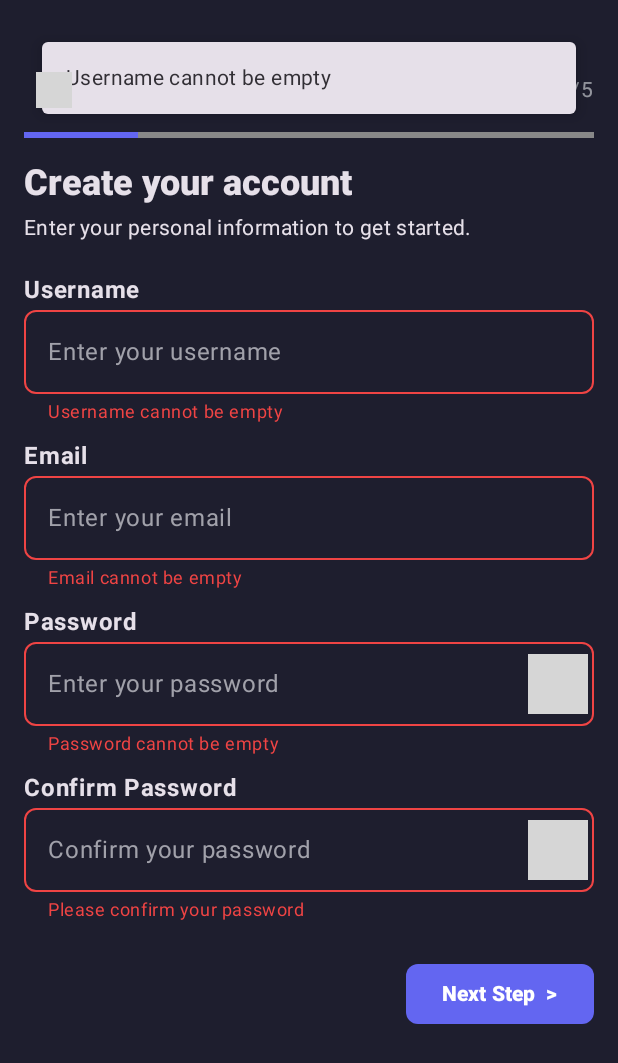
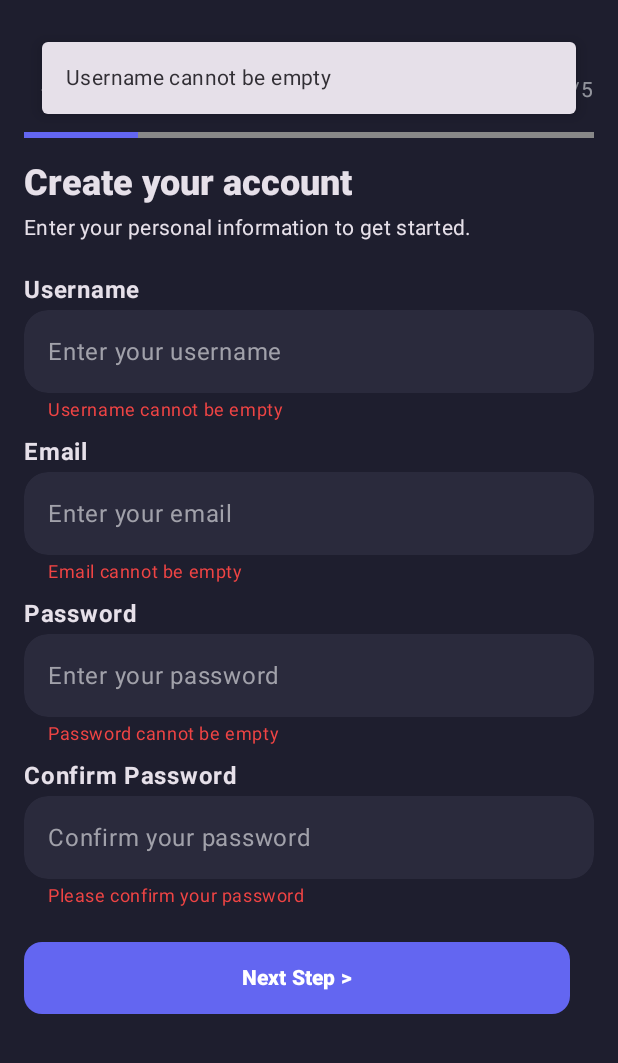
Before and after one commit to doanhoaian/shhh-confession-university-app, an Android app built with Jetpack Compose: the composable RegisterStep1Screen shown on its own in the app's theme, after a tap on "Next Step >", on a phone screen of 412 x 824 dp. Shown: the top 1063 px of the screen. Run offline under Robolectric (Android 15) with nearby library versions, the phone set to English and light mode, and no system bars; grey boxes are pictures that could not be loaded.

Commit message:
feat: hoàn chỉnh màn hình đăng kí

```diff
--- a/app/src/main/java/vn/dihaver/tech/shhh/confession/feature/auth/ui/RegisterStep1.kt
+++ b/app/src/main/java/vn/dihaver/tech/shhh/confession/feature/auth/ui/RegisterStep1.kt
@@ -1,47 +1,23 @@
-
 package vn.dihaver.tech.shhh.confession.feature.auth.ui
 
 import androidx.compose.animation.core.Animatable
 import androidx.compose.animation.core.tween
 import androidx.compose.foundation.Canvas
 import androidx.compose.foundation.background
-import androidx.compose.foundation.layout.Arrangement
-import androidx.compose.foundation.layout.Column
-import androidx.compose.foundation.layout.Row
-import androidx.compose.foundation.layout.Spacer
-import androidx.compose.foundation.layout.fillMaxSize
-import androidx.compose.foundation.layout.fillMaxWidth
-import androidx.compose.foundation.layout.height
-import androidx.compose.foundation.layout.padding
-import androidx.compose.foundation.layout.size
-import androidx.compose.foundation.shape.RoundedCornerShape
-import androidx.compose.material3.Button
-import androidx.compose.material3.CircularProgressIndicator
-import androidx.compose.material3.Icon
-import androidx.compose.material3.IconButton
-import androidx.compose.material3.MaterialTheme
-import androidx.compose.material3.OutlinedTextField
-import androidx.compose.material3.SnackbarHost
-import androidx.compose.material3.SnackbarHostState
-import androidx.compose.material3.Text
-import androidx.compose.runtime.Composable
-import androidx.compose.runtime.LaunchedEffect
-import androidx.compose.runtime.getValue
-import androidx.compose.runtime.mutableStateOf
-import androidx.compose.runtime.remember
-import androidx.compose.runtime.rememberCoroutineScope
-import androidx.compose.runtime.setValue
+import androidx.compose.foundation.layout.*
+import androidx.compose.material3.*
+import androidx.compose.runtime.*
 import androidx.compose.ui.Alignment
 import androidx.compose.ui.Modifier
 import androidx.compose.ui.geometry.Offset
 import androidx.compose.ui.graphics.Color
 import androidx.compose.ui.res.painterResource
 import androidx.compose.ui.text.font.FontWeight
-import androidx.compose.ui.text.input.PasswordVisualTransformation
-import androidx.compose.ui.text.input.VisualTransformation
 import androidx.compose.ui.unit.dp
 import kotlinx.coroutines.launch
 import vn.dihaver.tech.shhh.confession.R
+import vn.dihaver.tech.shhh.confession.core.ui.component.ShhhTextField
+import vn.dihaver.tech.shhh.confession.core.ui.component.ShhhButton
 
 @Composable
 fun RegisterStep1Screen(
@@ -56,12 +32,9 @@ fun RegisterStep1Screen(
     var emailError by remember { mutableStateOf<String?>(null) }
     var passwordError by remember { mutableStateOf<String?>(null) }
     var confirmPasswordError by remember { mutableStateOf<String?>(null) }
-    var showPassword by remember { mutableStateOf(false) }
-    var showConfirmPassword by remember { mutableStateOf(false) }
 
     val snackbarHostState = remember { SnackbarHostState() }
     val scope = rememberCoroutineScope()
-    val roundedShape = RoundedCornerShape(8.dp)
     val backgroundColor = Color(0xFF1E1E2E)
     val progress = remember { Animatable(0.2f) }
     val primaryColor = MaterialTheme.colorScheme.primary
@@ -73,6 +46,7 @@ fun RegisterStep1Screen(
     fun isValidEmail(email: String): Boolean {
         return android.util.Patterns.EMAIL_ADDRESS.matcher(email).matches()
     }
+
 
     Column(
         modifier = Modifier
@@ -158,18 +132,23 @@ fun RegisterStep1Screen(
                 style = MaterialTheme.typography.bodyLarge.copy(fontWeight = FontWeight.Bold),
             )
             Spacer(modifier = Modifier.height(4.dp))
-            OutlinedTextField(
+            ShhhTextField(
                 value = username,
-                onValueChange = {
-                    username = it
-                    usernameError = if (it.isBlank()) "Username cannot be empty" else null
+                onValueChange = { newValue ->
+                    username = newValue
+                    usernameError = if (newValue.isBlank()) "Username cannot be empty" else null
                 },
-                placeholder = { Text("Enter your username") },
-                isError = usernameError != null,
-                supportingText = { usernameError?.let { Text(it, color = MaterialTheme.colorScheme.error) } },
-                modifier = Modifier.fillMaxWidth(),
-                shape = roundedShape
+                hint = "Enter your username",
+                modifier = Modifier.fillMaxWidth()
             )
+            usernameError?.let {
+                Text(
+                    text = it,
+                    color = MaterialTheme.colorScheme.error,
+                    style = MaterialTheme.typography.bodySmall,
+                    modifier = Modifier.padding(start = 16.dp, top = 4.dp)
+                )
+            }
 
             Spacer(modifier = Modifier.height(12.dp))
 
@@ -178,22 +157,27 @@ fun RegisterStep1Screen(
                 style = MaterialTheme.typography.bodyLarge.copy(fontWeight = FontWeight.Bold),
             )
             Spacer(modifier = Modifier.height(4.dp))
-            OutlinedTextField(
+            ShhhTextField(
                 value = email,
-                onValueChange = {
-                    email = it
+                onValueChange = { newValue ->
+                    email = newValue
                     emailError = when {
-                        it.isBlank() -> "Email cannot be empty"
-                        !isValidEmail(it) -> "Invalid email format"
+                        newValue.isBlank() -> "Email cannot be empty"
+                        !isValidEmail(newValue) -> "Invalid email format"
                         else -> null
                     }
                 },
-                placeholder = { Text("Enter your email") },
-                isError = emailError != null,
-                supportingText = { emailError?.let { Text(it, color = MaterialTheme.colorScheme.error) } },
-                modifier = Modifier.fillMaxWidth(),
-                shape = roundedShape
+                hint = "Enter your email",
+                modifier = Modifier.fillMaxWidth()
             )
+            emailError?.let {
+                Text(
+                    text = it,
+                    color = MaterialTheme.colorScheme.error,
+                    style = MaterialTheme.typography.bodySmall,
+                    modifier = Modifier.padding(start = 16.dp, top = 4.dp)
+                )
+            }
 
             Spacer(modifier = Modifier.height(12.dp))
 
@@ -202,30 +186,23 @@ fun RegisterStep1Screen(
                 style = MaterialTheme.typography.bodyLarge.copy(fontWeight = FontWeight.Bold),
             )
             Spacer(modifier = Modifier.height(4.dp))
-            OutlinedTextField(
+            ShhhTextField(
                 value = password,
-                onValueChange = {
-                    password = it
-                    passwordError = if (it.isBlank()) "Password cannot be empty" else null
+                onValueChange = { newValue ->
+                    password = newValue
+                    passwordError = if (newValue.isBlank()) "Password cannot be empty" else null
                 },
-                placeholder = { Text("Enter your password") },
-                visualTransformation = if (showPassword) VisualTransformation.None else PasswordVisualTransformation(),
-                isError = passwordError != null,
-                supportingText = { passwordError?.let { Text(it, color = MaterialTheme.colorScheme.error) } },
-                modifier = Modifier.fillMaxWidth(),
-                shape = roundedShape,
-                trailingIcon = {
-                    IconButton(onClick = { showPassword = !showPassword }) {
-                        Icon(
-                            painter = painterResource(
-                                id = if (showPassword) R.drawable.svg_vector_presently else R.drawable.svg_vector_hidden
-                            ),
-                            contentDescription = if (showPassword) "Hide password" else "Show password",
-                            tint = MaterialTheme.colorScheme.onSurface
-                        )
-                    }
-                }
+                hint = "Enter your password",
+                modifier = Modifier.fillMaxWidth()
             )
+            passwordError?.let {
+                Text(
+                    text = it,
+                    color = MaterialTheme.colorScheme.error,
+                    style = MaterialTheme.typography.bodySmall,
+                    modifier = Modifier.padding(start = 16.dp, top = 4.dp)
+                )
+            }
 
             Spacer(modifier = Modifier.height(12.dp))
 
@@ -234,42 +211,38 @@ fun RegisterStep1Screen(
                 style = MaterialTheme.typography.bodyLarge.copy(fontWeight = FontWeight.Bold),
             )
             Spacer(modifier = Modifier.height(4.dp))
-            OutlinedTextField(
+            ShhhTextField(
                 value = confirmPassword,
-                onValueChange = {
-                    confirmPassword = it
+                onValueChange = { newValue ->
+                    confirmPassword = newValue
                     confirmPasswordError = when {
-                        it.isBlank() -> "Please confirm your password"
-                        it != password -> "Passwords do not match"
+                        newValue.isBlank() -> "Please confirm your password"
+                        newValue != password -> "Passwords do not match"
                         else -> null
                     }
                 },
-                placeholder = { Text("Confirm your password") },
-                visualTransformation = if (showConfirmPassword) VisualTransformation.None else PasswordVisualTransformation(),
-                isError = confirmPasswordError != null,
-                supportingText = { confirmPasswordError?.let { Text(it, color = MaterialTheme.colorScheme.error) } },
-                modifier = Modifier.fillMaxWidth(),
-                shape = roundedShape,
-                trailingIcon = {
-                    IconButton(onClick = { showConfirmPassword = !showConfirmPassword }) {
-                        Icon(
-                            painter = painterResource(
-                                id = if (showConfirmPassword) R.drawable.svg_vector_presently else R.drawable.svg_vector_hidden
-                            ),
-                            contentDescription = if (showConfirmPassword) "Hide password" else "Show password",
-                            tint = MaterialTheme.colorScheme.onSurface
-                        )
-                    }
-                }
+                hint = "Confirm your password",
+                modifier = Modifier.fillMaxWidth()
             )
+            confirmPasswordError?.let {
+                Text(
+                    text = it,
+                    color = MaterialTheme.colorScheme.error,
+                    style = MaterialTheme.typography.bodySmall,
+                    modifier = Modifier.padding(start = 16.dp, top = 4.dp)
+                )
+            }
 
             Spacer(modifier = Modifier.height(24.dp))
 
             Row(
-                modifier = Modifier.fillMaxWidth(),
+                modifier = Modifier.fillMaxWidth().padding(end = 16.dp),
                 horizontalArrangement = Arrangement.End
             ) {
-                Button(
+                ShhhButton(
+                    label = "Next Step >",
+                    isLoading = isLoading,
+                    enabled = !isLoading,
                     onClick = {
                         usernameError = if (username.isBlank()) "Username cannot be empty" else null
                         emailError = when {
@@ -297,20 +270,8 @@ fun RegisterStep1Screen(
                                 }
                             }
                         }
-                    },
-                    enabled = !isLoading,
-                    shape = roundedShape
-                ) {
-                    if (isLoading) {
-                        CircularProgressIndicator(
-                            modifier = Modifier
-                                .height(24.dp)
-                                .padding(end = 8.dp),
-                            strokeWidth = 2.dp
-                        )
                     }
-                    Text("Next Step  >")
-                }
+                )
             }
         }
     }
--- /dev/null
+++ b/app/src/main/res/drawable/svg_back_svgrepo.xml
@@ -0,0 +1,12 @@
+<vector xmlns:android="http://schemas.android.com/apk/res/android"
+    android:width="24dp"
+    android:height="24dp"
+    android:viewportWidth="24"
+    android:viewportHeight="24">
+  <path
+      android:pathData="M5.25,11.25H20.25C20.449,11.25 20.64,11.329 20.78,11.47C20.921,11.61 21,11.801 21,12C21,12.199 20.921,12.39 20.78,12.53C20.64,12.671 20.449,12.75 20.25,12.75H5.25C5.051,12.75 4.86,12.671 4.72,12.53C4.579,12.39 4.5,12.199 4.5,12C4.5,11.801 4.579,11.61 4.72,11.47C4.86,11.329 5.051,11.25 5.25,11.25Z"
+      android:fillColor="#E5E7EB"/>
+  <path
+      android:pathData="M5.561,12L11.781,18.219C11.922,18.36 12.001,18.551 12.001,18.75C12.001,18.949 11.922,19.14 11.781,19.281C11.64,19.422 11.449,19.501 11.25,19.501C11.051,19.501 10.86,19.422 10.719,19.281L3.969,12.531C3.899,12.461 3.844,12.378 3.806,12.287C3.768,12.196 3.749,12.099 3.749,12C3.749,11.901 3.768,11.804 3.806,11.712C3.844,11.621 3.899,11.539 3.969,11.469L10.719,4.719C10.86,4.578 11.051,4.499 11.25,4.499C11.449,4.499 11.64,4.578 11.781,4.719C11.922,4.86 12.001,5.051 12.001,5.25C12.001,5.449 11.922,5.64 11.781,5.781L5.561,12Z"
+      android:fillColor="#E5E7EB"/>
+</vector>
```
